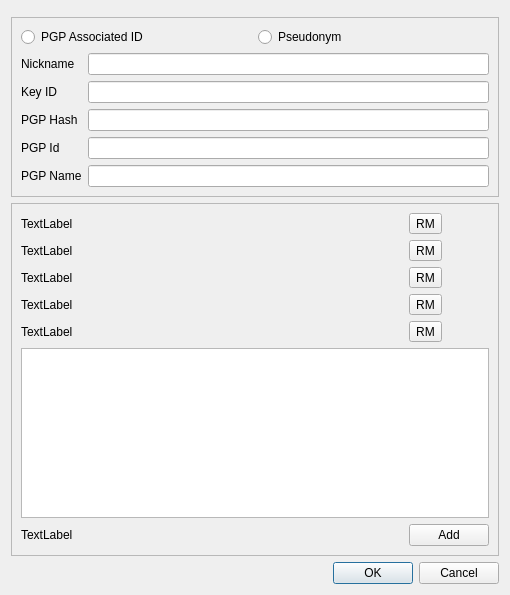
Above: retroshare-gui/src/gui/Identity/IdEditDialog.ui from RetroShare/RetroShare before the change. Below: the same form after it.
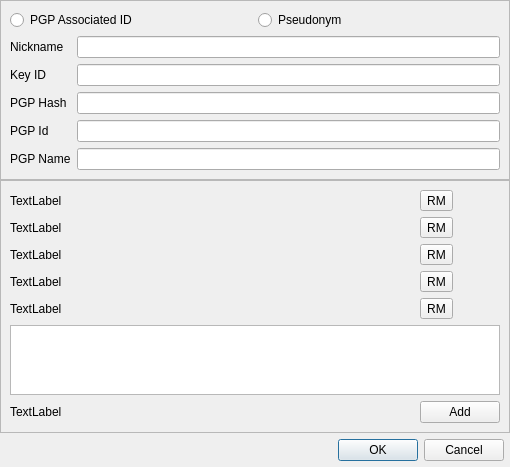
That is the form after the change. Custom widgets are drawn as their Qt base class.

Commit message: Fixing layout changes in Id Edit Dialog

```diff
--- a/retroshare-gui/src/gui/Identity/IdEditDialog.ui
+++ b/retroshare-gui/src/gui/Identity/IdEditDialog.ui
@@ -7,10 +7,16 @@
     <x>0</x>
     <y>0</y>
     <width>510</width>
-    <height>595</height>
+    <height>462</height>
    </rect>
   </property>
   <layout class="QVBoxLayout" name="verticalLayout">
+   <property name="spacing">
+    <number>0</number>
+   </property>
+   <property name="margin">
+    <number>0</number>
+   </property>
    <item>
     <widget class="HeaderFrame" name="headerFrame">
      <property name="frameShape">
@@ -23,6 +29,12 @@
    </item>
    <item>
     <widget class="QFrame" name="frame">
+     <property name="sizePolicy">
+      <sizepolicy hsizetype="Expanding" vsizetype="Expanding">
+       <horstretch>0</horstretch>
+       <verstretch>0</verstretch>
+      </sizepolicy>
+     </property>
      <property name="frameShape">
       <enum>QFrame::StyledPanel</enum>
      </property>
@@ -114,6 +126,19 @@
         </property>
        </widget>
       </item>
+      <item row="6" column="0" colspan="2">
+       <spacer name="verticalSpacer_2">
+        <property name="orientation">
+         <enum>Qt::Vertical</enum>
+        </property>
+        <property name="sizeHint" stdset="0">
+         <size>
+          <width>20</width>
+          <height>40</height>
+         </size>
+        </property>
+       </spacer>
+      </item>
      </layout>
     </widget>
    </item>
@@ -126,98 +151,115 @@
       <enum>QFrame::Raised</enum>
      </property>
      <layout class="QGridLayout" name="gridLayout_2">
-      <item row="0" column="0">
+      <item row="1" column="0">
        <widget class="QLabel" name="label_Tag1">
         <property name="text">
          <string>TextLabel</string>
         </property>
        </widget>
       </item>
-      <item row="0" column="1">
+      <item row="1" column="1">
        <widget class="QToolButton" name="toolButton_Tag1">
         <property name="text">
          <string>RM</string>
         </property>
        </widget>
       </item>
-      <item row="1" column="0">
+      <item row="2" column="0">
        <widget class="QLabel" name="label_Tag2">
         <property name="text">
          <string>TextLabel</string>
         </property>
        </widget>
       </item>
-      <item row="1" column="1">
+      <item row="2" column="1">
        <widget class="QToolButton" name="toolButton_Tag2">
         <property name="text">
          <string>RM</string>
         </property>
        </widget>
       </item>
-      <item row="2" column="0">
+      <item row="3" column="0">
        <widget class="QLabel" name="label_Tag3">
         <property name="text">
          <string>TextLabel</string>
         </property>
        </widget>
       </item>
-      <item row="2" column="1">
+      <item row="3" column="1">
        <widget class="QToolButton" name="toolButton_Tag3">
         <property name="text">
          <string>RM</string>
         </property>
        </widget>
       </item>
-      <item row="3" column="0">
+      <item row="4" column="0">
        <widget class="QLabel" name="label_Tag4">
         <property name="text">
          <string>TextLabel</string>
         </property>
        </widget>
       </item>
-      <item row="3" column="1">
+      <item row="4" column="1">
        <widget class="QToolButton" name="toolButton_Tag4">
         <property name="text">
          <string>RM</string>
         </property>
        </widget>
       </item>
-      <item row="4" column="0">
+      <item row="5" column="0">
        <widget class="QLabel" name="label_Tag5">
         <property name="text">
          <string>TextLabel</string>
         </property>
        </widget>
       </item>
-      <item row="4" column="1">
+      <item row="5" column="1">
        <widget class="QToolButton" name="toolButton_Tag5">
         <property name="text">
          <string>RM</string>
         </property>
        </widget>
       </item>
-      <item row="5" column="0" colspan="2">
+      <item row="6" column="0" colspan="2">
        <widget class="QPlainTextEdit" name="plainTextEdit_Tag"/>
       </item>
-      <item row="6" column="0">
+      <item row="7" column="0">
        <widget class="QLabel" name="label_TagCheck">
         <property name="text">
          <string>TextLabel</string>
         </property>
        </widget>
       </item>
-      <item row="6" column="1">
+      <item row="7" column="1">
        <widget class="QPushButton" name="pushButton_Tag">
         <property name="text">
          <string>Add</string>
         </property>
        </widget>
       </item>
+      <item row="0" column="0">
+       <spacer name="verticalSpacer">
+        <property name="orientation">
+         <enum>Qt::Vertical</enum>
+        </property>
+        <property name="sizeHint" stdset="0">
+         <size>
+          <width>20</width>
+          <height>40</height>
+         </size>
+        </property>
+       </spacer>
+      </item>
      </layout>
     </widget>
    </item>
    <item>
+    <widget class="QFrame" name="frame">
     <layout class="QHBoxLayout" name="horizontalLayout_2">
+      <property name="margin">
+       <number>6</number>
+      </property>
      <item>
       <spacer name="horizontalSpacer">
        <property name="orientation">
@@ -239,6 +281,7 @@
       </widget>
      </item>
     </layout>
+    </widget>
    </item>
   </layout>
  </widget>
```
Lines whose indentation alone changed are shown as unchanged. The commit also changes 9 other files.
